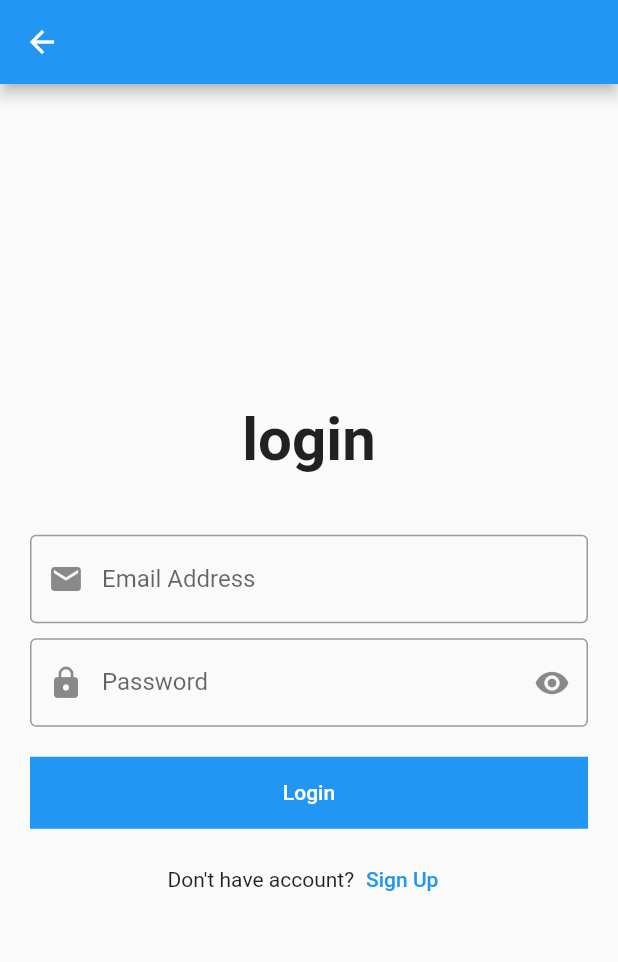
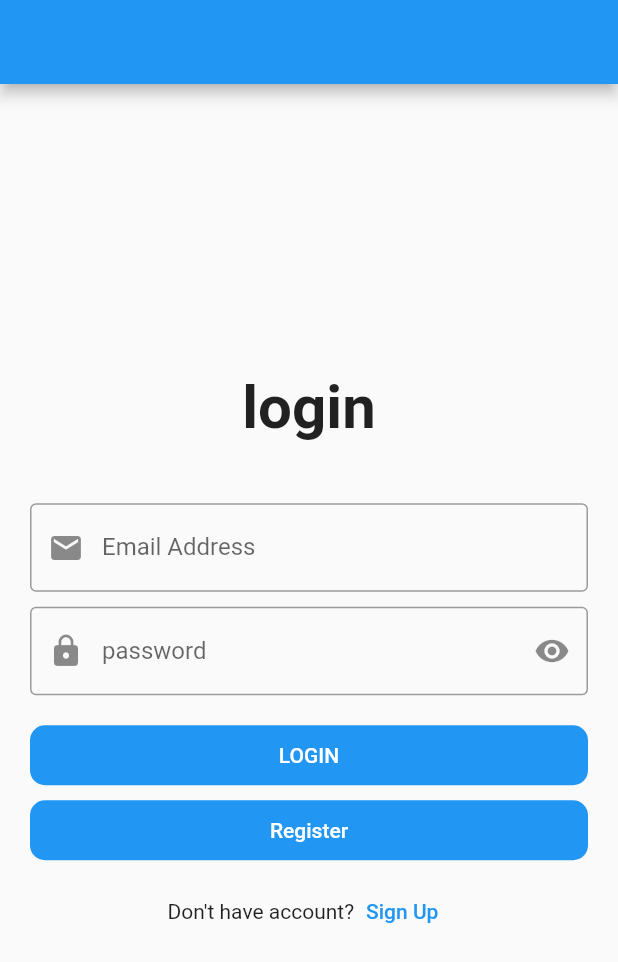
Before and after one commit to AbdelrahmanFouad1/FlutterUdemy, a Flutter app: the LoginScreen screen opened directly, on a phone screen of 412 x 824 dp. Shown: the top 962 px of the screen. Run offline on Flutter 3.47's test engine with Material 2 defaults, Android fonts, the light colour scheme and no system bars.

Commit message:
Usable Components & obscure to show password

```diff
--- a/lib/login_screen.dart
+++ /dev/null
@@ -1,89 +0,0 @@
-import 'package:flutter/material.dart';
-
-class LoginScreen extends StatelessWidget {
-  @override
-  Widget build(BuildContext context) {
-    return Scaffold(
-      appBar: AppBar(),
-      body: Padding(
-        padding: const EdgeInsets.all(20.0),
-        child: Center(
-          child: SingleChildScrollView(
-            child: Column(
-              children: [
-                Text(
-                  'login',
-                  style: TextStyle(
-                    fontSize: 40.0,
-                    fontWeight: FontWeight.bold,
-                  ),
-                ),
-                SizedBox(
-                  height: 40.0,
-                ),
-                TextFormField(
-                  keyboardType: TextInputType.emailAddress,
-                  decoration: InputDecoration(
-                    labelText: 'Email Address',
-                    prefixIcon: Icon(
-                      Icons.email,
-                    ),
-                    border: OutlineInputBorder(),
-                  ),
-                ),
-                SizedBox(
-                  height: 10.0,
-                ),
-                TextFormField(
-                  keyboardType: TextInputType.visiblePassword,
-                  obscureText: true,
-                  decoration: InputDecoration(
-                    labelText: 'Password',
-                    prefixIcon: Icon(
-                      Icons.lock,
-                    ),
-                    suffixIcon: Icon(
-                      Icons.remove_red_eye,
-                    ),
-                    border: OutlineInputBorder(),
-                  ),
-                ),
-                SizedBox(
-                  height: 20.0,
-                ),
-                Container(
-                  width: double.infinity,
-                  color: Colors.blue,
-                  child: MaterialButton(
-                    onPressed: () {},
-                    child: Text(
-                      'Login',
-                      style: TextStyle(
-                        color: Colors.white,
-                      ),
-                    ),
-                  ),
-                ),
-                SizedBox(
-                  height: 10.0,
-                ),
-                Row(
-                  mainAxisAlignment: MainAxisAlignment.center,
-                  children: [
-                    Text('Don\'t have account?'),
-                    TextButton(
-                      onPressed: () {},
-                      child: Text(
-                        'Sign Up'
-                      ),
-                    ),
-                  ],
-                ),
-              ],
-            ),
-          ),
-        ),
-      ),
-    );
-  }
-}
--- a/lib/main.dart
+++ b/lib/main.dart
@@ -1,5 +1,7 @@
-import 'package:first_flutter_app/bmi_screen.dart';
-import 'package:first_flutter_app/counter_screen.dart';
+import 'package:first_flutter_app/modules/bmi/bmi_screen.dart';
+import 'package:first_flutter_app/modules/bmi/bmi_screen.dart';
+import 'package:first_flutter_app/modules/counter/counter_screen.dart';
+import 'package:first_flutter_app/modules/login/login_screen.dart';
 import 'package:flutter/material.dart';
 
 void main() {
@@ -11,7 +13,7 @@
   Widget build(BuildContext context) {
     return MaterialApp(
       debugShowCheckedModeBanner: false,
-      home: BMIScreen(),
+      home: LoginScreen(),
     );
   }
 
--- /dev/null
+++ b/lib/models/user/user_models.dart
@@ -0,0 +1,13 @@
+import 'package:flutter/material.dart';
+
+class UserModel {
+  final int id;
+  final String name;
+  final String phone;
+
+  UserModel({
+    @required this.id,
+    @required this.name,
+    @required this.phone
+  });
+}
--- a/lib/bmi_screen.dart
+++ b/lib/modules/bmi/bmi_screen.dart
@@ -1,7 +1,7 @@
 import 'dart:math';
 import 'dart:ui';
 
-import 'package:first_flutter_app/bmi_screen_result.dart';
+import 'package:first_flutter_app/modules/bmi_result/bmi_screen_result.dart';
 import 'package:flutter/material.dart';
 
 class BMIScreen extends StatefulWidget {
--- a/lib/bmi_screen_result.dart
+++ b/lib/modules/bmi_result/bmi_screen_result.dart
@@ -22,7 +22,7 @@
           ),
         ),
         title: Text(
-          'BMI Result'
+            'BMI Result'
         ),
       ),
       body: Center(
--- /dev/null
+++ b/lib/modules/login/login_screen.dart
@@ -0,0 +1,110 @@
+import 'package:first_flutter_app/shared/components/components.dart';
+import 'package:flutter/material.dart';
+import 'package:flutter/services.dart';
+
+class LoginScreen extends StatefulWidget {
+  @override
+  _LoginScreenState createState() => _LoginScreenState();
+}
+
+class _LoginScreenState extends State<LoginScreen> {
+  var emailController = TextEditingController();
+  var passwordController = TextEditingController();
+  var validatorKey = GlobalKey<FormState>();
+  bool isPassword = true;
+
+  @override
+  Widget build(BuildContext context) {
+    return Scaffold(
+      appBar: AppBar(),
+      body: Padding(
+        padding: const EdgeInsets.all(20.0),
+        child: Center(
+          child: SingleChildScrollView(
+            child: Form(
+              key: validatorKey,
+              child: Column(
+                children: [
+                  Text(
+                    'login',
+                    style: TextStyle(
+                      fontSize: 40.0,
+                      fontWeight: FontWeight.bold,
+                    ),
+                  ),
+                  SizedBox(
+                    height: 40.0,
+                  ),
+                  defaultTextField(
+                    label: 'Email Address',
+                    controller: emailController,
+                    preFix: Icons.email,
+                    textInputType: TextInputType.emailAddress,
+                    validator: (String value) {
+                      if(value.isEmpty){
+                        return 'Email must not be Empty !';
+                      }
+                      return null;
+                    },
+                  ),
+                  SizedBox(
+                    height: 10.0,
+                  ),
+                  defaultTextField(
+                    label: 'password',
+                    controller: passwordController,
+                    preFix: Icons.lock,
+                    textInputType: TextInputType.visiblePassword,
+                    isPassword: isPassword,
+                    suffix: isPassword ? Icons.visibility : Icons.visibility_off,
+                    suffixPressed: (){
+                      setState(() {
+                        isPassword =! isPassword;
+                      });
+                    },
+                    validator: (String value) {
+                      if(value.isEmpty){
+                        return 'Password is too short !';
+                      }
+                      return null;
+                    },
+                  ),
+                  SizedBox(
+                    height: 20.0,
+                  ),
+                  defaultButton(
+                    text: 'Login',
+                    function: () {
+                      if(validatorKey.currentState.validate()) {
+                        print(emailController.text);
+                        print(passwordController.text);
+                      }
+                    },
+                  ),
+                  SizedBox(
+                    height: 10.0,
+                  ),
+                  defaultButton(
+                      text: "Register", isUpperCase: false, function: () {}),
+                  SizedBox(
+                    height: 10.0,
+                  ),
+                  Row(
+                    mainAxisAlignment: MainAxisAlignment.center,
+                    children: [
+                      Text('Don\'t have account?'),
+                      TextButton(
+                        onPressed: () {},
+                        child: Text('Sign Up'),
+                      ),
+                    ],
+                  ),
+                ],
+              ),
+            ),
+          ),
+        ),
+      ),
+    );
+  }
+}
--- a/lib/user_screen.dart
+++ b/lib/modules/user/user_screen.dart
@@ -1,16 +1,7 @@
+import 'package:first_flutter_app/models/user/user_models.dart';
 import 'package:flutter/material.dart';
 
-class UserModel {
-  final int id;
-  final String name;
-  final String phone;
 
-  UserModel({
-    @required this.id,
-    @required this.name,
-    @required this.phone
-  });
-}
 
 class UserScreen extends StatelessWidget {
 
--- /dev/null
+++ b/lib/shared/components/components.dart
@@ -0,0 +1,60 @@
+import 'package:flutter/cupertino.dart';
+import 'package:flutter/material.dart';
+
+Widget defaultButton({
+  @required String text,
+  @required Function function,
+  double width = double.infinity,
+  Color color = Colors.blue,
+  bool isUpperCase = true,
+  double borderRadius = 10.0,
+}) =>
+    Container(
+      width: width,
+      height: 40.0,
+      child: MaterialButton(
+        onPressed: function,
+        child: Text(
+          isUpperCase ? text.toUpperCase() : text,
+          style: TextStyle(
+            color: Colors.white,
+          ),
+        ),
+      ),
+      decoration: BoxDecoration(
+        borderRadius: BorderRadius.circular(
+          borderRadius,
+        ),
+        color: color,
+      ),
+    );
+
+Widget defaultTextField({
+  @required String label,
+  @required TextEditingController controller,
+  @required IconData preFix,
+  IconData suffix,
+  @required TextInputType textInputType,
+  bool isPassword = false,
+  @required Function validator,
+  Function suffixPressed,
+}) =>
+    TextFormField(
+      keyboardType: textInputType,
+      controller: controller,
+      obscureText: isPassword,
+      validator: validator,
+      decoration: InputDecoration(
+        labelText: label,
+        prefixIcon: Icon(
+          preFix,
+        ),
+        suffixIcon: suffix != null ? IconButton(
+          onPressed: suffixPressed,
+            icon: Icon(
+          suffix,
+        )
+      ) : null,
+        border: OutlineInputBorder(),
+      ),
+    );
```
Also changed, not shown: lib/modules/counter/counter_screen.dart (renamed from lib/counter_screen.dart), lib/modules/message/message_screen.dart (renamed from lib/message_screen.dart), lib/shared/components/constants.dart (added), lib/shared/style/colors.dart (added), lib/shared/style/styles.dart (added). Lines whose indentation alone changed are shown as unchanged.
